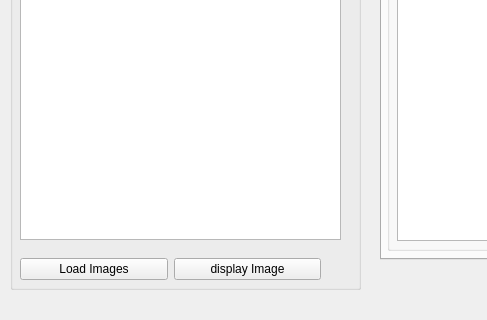
hvdwolf/pyExifToolGUI, file scripts/ui/MainWindow.ui: the form before one commit; both pictures show x 0 to 487 and y 380 to 700 of the 1120 by 700 pixel window.
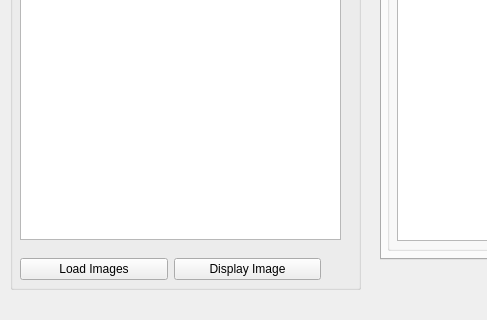
The form after the commit.

What changed in the file:
```diff
--- a/scripts/ui/MainWindow.ui
+++ b/scripts/ui/MainWindow.ui
@@ -170,7 +170,7 @@
          <string>Display the selected image in the default image viewer (if supported movies will play in the default movie player)</string>
         </property>
         <property name="text">
-         <string>display Image</string>
+         <string>Display Image</string>
         </property>
        </widget>
       </item>
```
Left out of the diff: 2 changed lines with no effect on the pictures.
